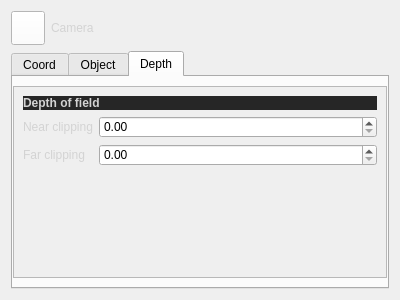
Michalaq/ChromosomeVisualizer, file QChromosome/camerasettings.ui: the form before one commit.
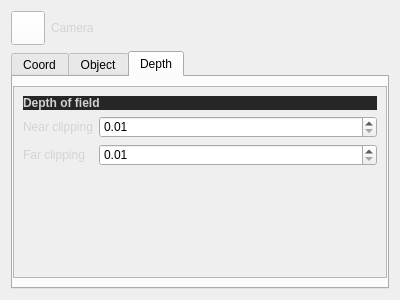
The form after the commit. The open tabs and pages were chosen to show the change. Icons and pictures are not drawn. Custom widgets are drawn as their Qt base class.

```diff
--- a/QChromosome/camerasettings.ui
+++ b/QChromosome/camerasettings.ui
@@ -488,6 +488,12 @@
              </item>
              <item row="0" column="1">
               <widget class="QDoubleSpinBox" name="doubleSpinBox_5">
+               <property name="accelerated">
+                <bool>true</bool>
+               </property>
+               <property name="minimum">
+                <double>0.010000000000000</double>
+               </property>
                <property name="maximum">
                 <double>65535.000000000000000</double>
                </property>
@@ -495,6 +501,12 @@
              </item>
              <item row="1" column="1">
               <widget class="QDoubleSpinBox" name="doubleSpinBox_6">
+               <property name="accelerated">
+                <bool>true</bool>
+               </property>
+               <property name="minimum">
+                <double>0.010000000000000</double>
+               </property>
                <property name="maximum">
                 <double>65535.000000000000000</double>
                </property>
```
Left out of the diff: 3 changed lines with no effect on the pictures.
